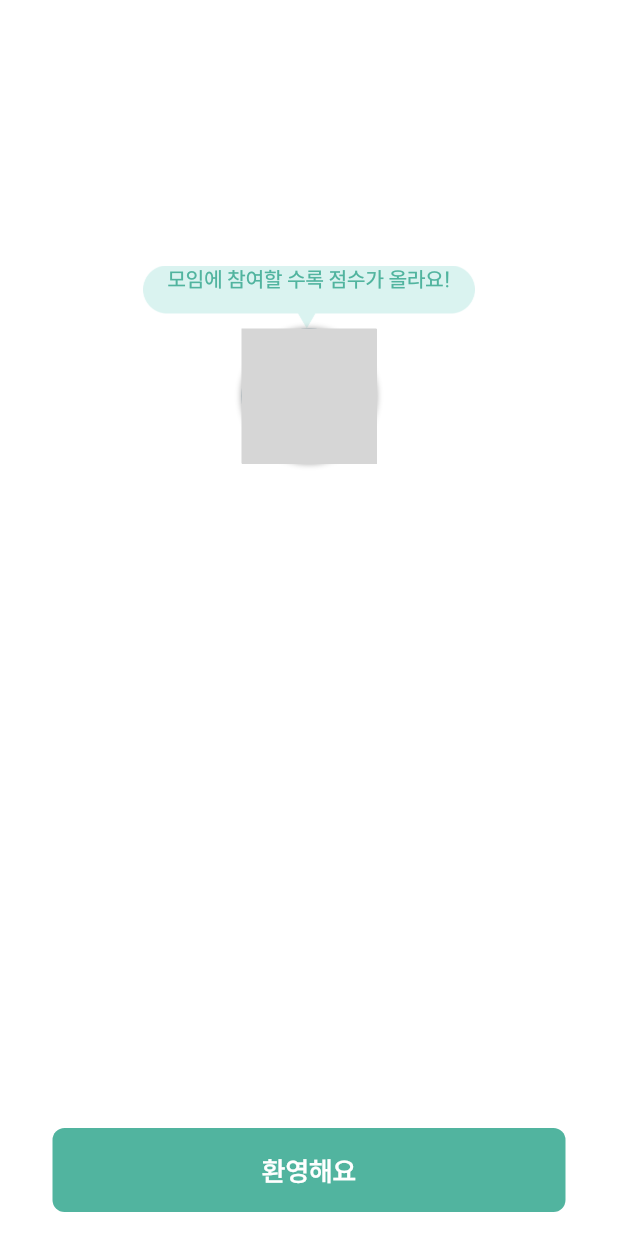
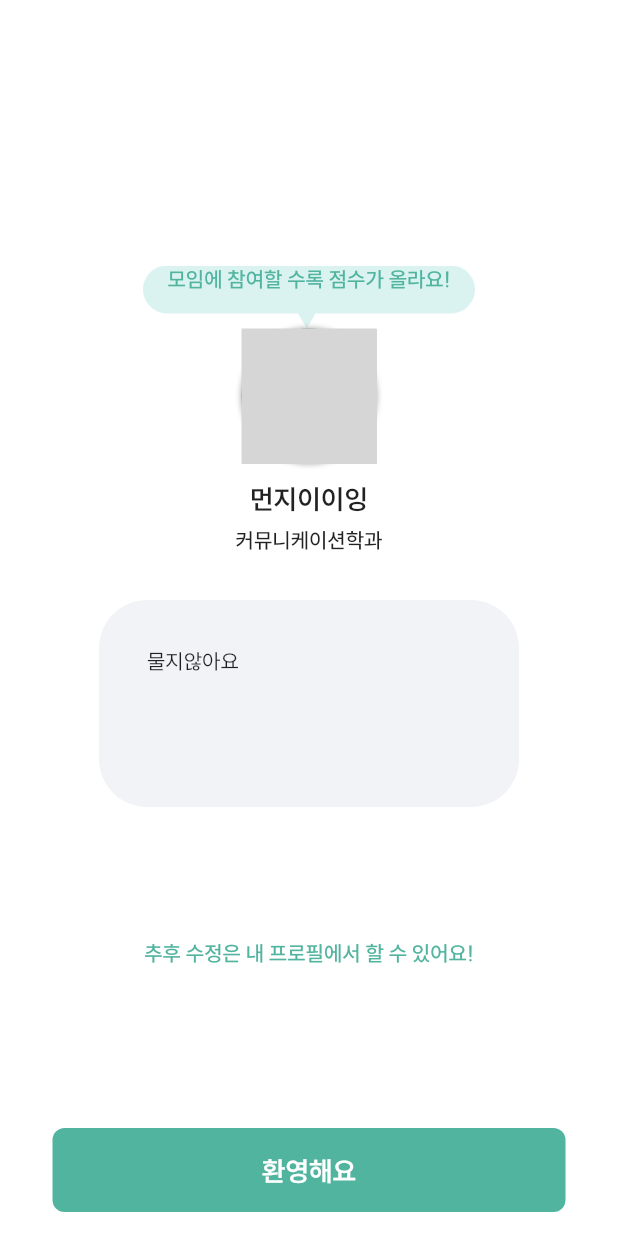
Before and after one commit to Hyunwoojooo/mixin_2_new, a Flutter app: the CompleteProfileCardScreen screen opened directly, on a phone screen of 412 x 824 dp. Run offline on Flutter 3.47's test engine with Material 2 defaults, Android fonts, the phone set to English and light mode, and no system bars; drawn by our look-alikes of flip_card, syncfusion_flutter_gauges; our stand-ins replace card_swiper, carousel_slider, dio, dots_indicator, firebase_core, image_picker and 2 more; accounts and stored records are empty; project files that could hold a hidden picture were left out; grey boxes are pictures that could not be loaded.

Commit message:
second mixin project code 1

```diff
--- a/lib/screens/complete_profile_card_screen/complete_profile_card_screen.dart
+++ b/lib/screens/complete_profile_card_screen/complete_profile_card_screen.dart
@@ -1,5 +1,6 @@
 import 'package:flutter/material.dart';
 import 'package:flip_card/flip_card.dart';
+import 'package:mixin_2/screens/complete_profile_card_screen/back_profile_card_screen.dart';
 import 'package:mixin_2/screens/complete_profile_card_screen/front_profile_card_screen.dart';
 
 import '../../const/colors.dart';
@@ -34,8 +35,8 @@ class _CompleteProfileCardScreenState extends State<CompleteProfileCardScreen> {
         child: Center(
           child: Column(
             children: [
-              SizedBox(height: 50),
-              Text(
+              const SizedBox(height: 50),
+              const Text(
                 '믹스인에서\n내 프로필이 이렇게 보여요!',
                 style: TextStyle(
                   fontFamily: 'SUIT',
@@ -54,36 +55,29 @@ class _CompleteProfileCardScreenState extends State<CompleteProfileCardScreen> {
                 side: CardSide.FRONT,
                 // The side to initially display.
                 front: FrontProfileCardScreen(),
-                back: Container(
-                  decoration: BoxDecoration(
-                    borderRadius: BorderRadius.circular(23.0),
-                  ),
-                  child: Center(
-                    child: Column(
-                      children: [
-                        Container(
-                          decoration: BoxDecoration(
-                            image: DecorationImage(
-                              image:
-                                  AssetImage('assets/images/speech_bubble.png'),
-                            ),
-                          ),
-                        )
-                      ],
+                back: BackProfileCardScreen(),
+              ),
+              const SizedBox(
+                height: 40.0,
+              ),
+              Container(
+                height: 40,
+                width: 249,
+                alignment: Alignment.center,
+                decoration: BoxDecoration(
+                  color: Colors.white,
+                  borderRadius: BorderRadius.circular(20.0),
+                ),
+                child: Text(
+                    '추후 수정은 내 프로필에서 할 수 있어요!',
+                    style: TextStyle(
+                      color: MIXIN_POINT_COLOR,
+                      fontFamily: 'SUIT',
+                      fontWeight: FontWeight.w500,
+                      fontSize: 14.0,
                     ),
-                  ),
                 ),
-              ),
-              Text(
-                '믹스인에서\n내 프로필이 이렇게 보여요!',
-                style: TextStyle(
-                  fontFamily: 'SUIT',
-                  fontWeight: FontWeight.w600,
-                  fontSize: 24.0,
-                  color: Colors.white,
-                ),
-                textAlign: TextAlign.center,
-              ),
+              )
             ],
           ),
         ),
--- a/lib/screens/complete_profile_card_screen/front_profile_card_screen.dart
+++ b/lib/screens/complete_profile_card_screen/front_profile_card_screen.dart
@@ -43,20 +43,12 @@ class FrontProfileCardScreen extends StatelessWidget {
                 Container(
                   width: 90,
                   height: 90,
-                  decoration: BoxDecoration(
+                  decoration: const BoxDecoration(
                       shape: BoxShape.circle,
                       color: Colors.blueGrey,
-                    // border: Border.all(
-                    //   color: Colors.grey,
-                    //   width: 1.0,
-                    // ),
                       boxShadow: [
-                      BoxShadow(
-                        color: Colors.grey,
-                        blurRadius: 3.0
-                      ),
-                    ]
-                  ),
+                        BoxShadow(color: Colors.grey, blurRadius: 3.0),
+                      ]),
                 ),
                 SizedBox(
                   height: 90,
@@ -110,6 +102,41 @@ class FrontProfileCardScreen extends StatelessWidget {
                 ),
               ],
             ),
+            const SizedBox(
+              height: 12.0,
+            ),
+            Text(
+              '먼지이이잉',
+              style: TextStyle(
+                fontFamily: 'SUIT',
+                fontWeight: FontWeight.w600,
+                fontSize: 18.0,
+              ),
+            ),
+            const SizedBox(
+              height: 8.0,
+            ),
+            Text(
+              '커뮤니케이션학과',
+              style: TextStyle(
+                fontFamily: 'SUIT',
+                fontWeight: FontWeight.w500,
+                fontSize: 14.0,
+              ),
+            ),
+            const SizedBox(
+              height: 32.0,
+            ),
+            Container(
+              height: 138,
+              width: 280,
+              padding: EdgeInsets.all(32),
+              decoration: BoxDecoration(
+                borderRadius: BorderRadius.circular(32.0),
+                color: MIXIN_BLACK_5,
+              ),
+              child: Text('물지않아요'),
+            ),
           ],
         ),
       ),
```
Also changed, not shown: lib/screens/complete_profile_card_screen/back_profile_card_screen.dart (added, +132 -0 lines). Lines whose indentation alone changed are shown as unchanged.
